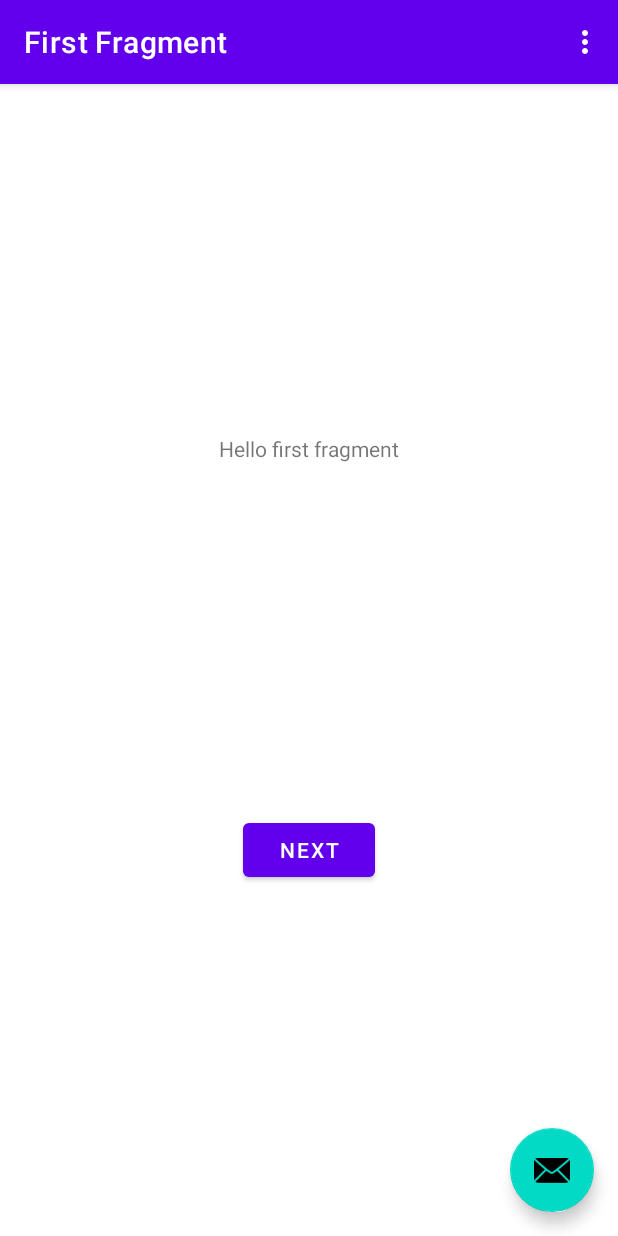
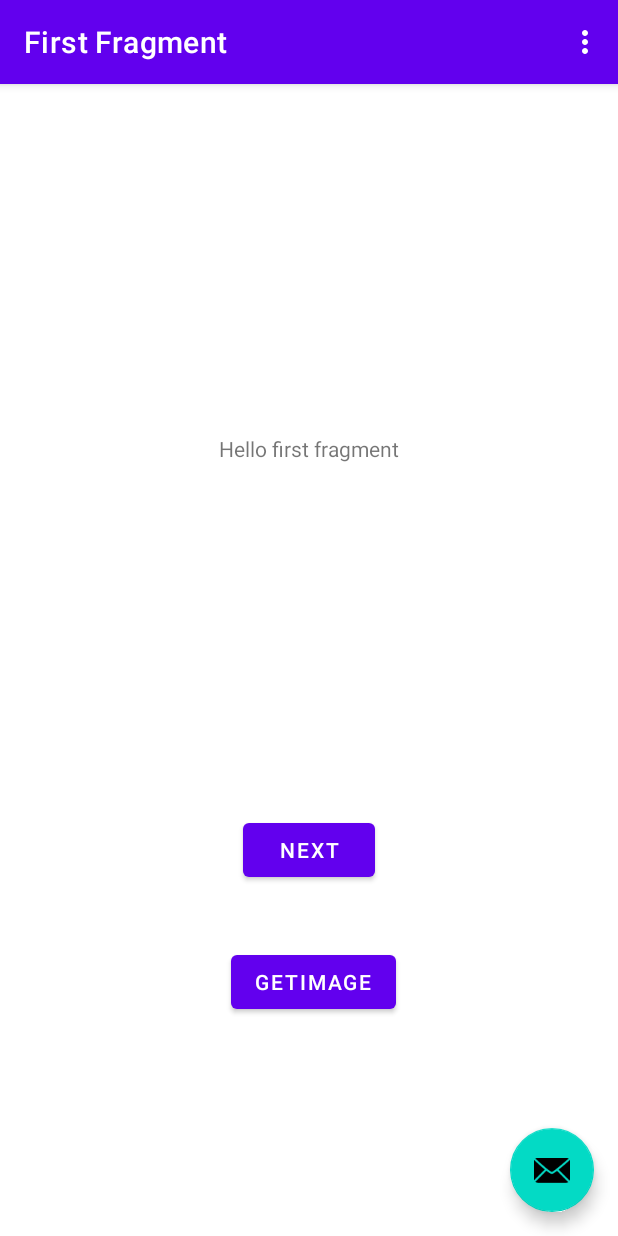
Before and after one commit to IliaValov/EarthDrop, an Android app: the screen it shows after launch (MainActivity), on a phone screen of 412 x 824 dp. Run offline under Robolectric (Android 15) with nearby library versions, the phone set to English and light mode, and no system bars; our stand-ins replace navigation-ui.

Commit message:
Added logic to get the image from the device.

```diff
--- a/MobileApp/app/src/main/res/layout/fragment_first.xml
+++ b/MobileApp/app/src/main/res/layout/fragment_first.xml
@@ -25,4 +25,30 @@
         app:layout_constraintEnd_toEndOf="parent"
         app:layout_constraintStart_toStartOf="parent"
         app:layout_constraintTop_toBottomOf="@id/textview_first" />
+
+    <Button
+        android:id="@+id/selectImage"
+        android:layout_width="wrap_content"
+        android:layout_height="wrap_content"
+        android:layout_marginTop="12dp"
+        android:text="GetImage"
+        app:layout_constraintBottom_toBottomOf="parent"
+        app:layout_constraintEnd_toEndOf="parent"
+        app:layout_constraintHorizontal_bias="0.511"
+        app:layout_constraintStart_toStartOf="parent"
+        app:layout_constraintTop_toBottomOf="@+id/button_first"
+        app:layout_constraintVertical_bias="0.161" />
+
+    <ImageView
+        android:id="@+id/showImage"
+        android:layout_width="wrap_content"
+        android:layout_height="wrap_content"
+        android:layout_marginBottom="24dp"
+        app:layout_constraintBottom_toTopOf="@+id/textview_first"
+        app:layout_constraintEnd_toEndOf="parent"
+        app:layout_constraintHorizontal_bias="0.498"
+        app:layout_constraintStart_toStartOf="parent"
+        app:layout_constraintTop_toTopOf="parent"
+        app:layout_constraintVertical_bias="0.492"
+        tools:src="@tools:sample/avatars" />
 </androidx.constraintlayout.widget.ConstraintLayout>
```
Also changed, not shown: MobileApp/app/src/main/java/com/example/earthdrop/MainActivity.java (+40 -0 lines), 1 other file.
